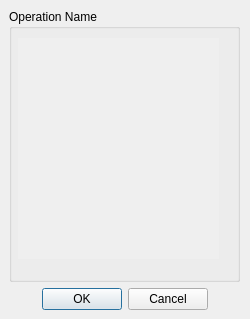
Old version of the form mafGUI/mafOperationWidget.ui in the repository tartarini/MAF3.
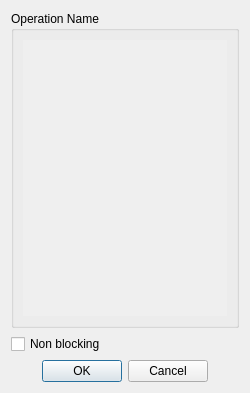
New version of the form.

Commit message: Added checkbox for background execution.

Diff of the .ui file:
```diff
--- a/mafGUI/mafOperationWidget.ui
+++ b/mafGUI/mafOperationWidget.ui
@@ -7,7 +7,7 @@
     <x>0</x>
     <y>0</y>
     <width>250</width>
-    <height>319</height>
+    <height>393</height>
    </rect>
   </property>
   <property name="sizePolicy">
@@ -31,15 +31,8 @@
   <property name="windowTitle">
    <string>Form</string>
   </property>
-  <widget class="QWidget" name="verticalLayoutWidget">
-   <property name="geometry">
-    <rect>
-     <x>9</x>
-     <y>9</y>
-     <width>231</width>
-     <height>301</height>
-    </rect>
-   </property>
+  <layout class="QVBoxLayout" name="verticalLayout_2">
+   <item>
    <layout class="QVBoxLayout" name="verticalLayout">
     <item>
      <widget class="QGroupBox" name="boxOperation">
@@ -58,15 +51,8 @@
       <property name="checkable">
        <bool>false</bool>
       </property>
-      <widget class="QWidget" name="verticalLayoutWidget_2">
-       <property name="geometry">
-        <rect>
-         <x>9</x>
-         <y>29</y>
-         <width>201</width>
-         <height>221</height>
-        </rect>
-       </property>
+       <layout class="QVBoxLayout" name="verticalLayout_3">
+        <item>
        <layout class="QVBoxLayout" name="verticalLayoutBox">
         <item>
          <widget class="QScrollArea" name="scrollArea">
@@ -84,8 +70,8 @@
             <rect>
              <x>0</x>
              <y>0</y>
-             <width>199</width>
-             <height>219</height>
+               <width>179</width>
+               <height>248</height>
             </rect>
            </property>
            <property name="sizePolicy">
@@ -97,22 +83,22 @@
            <property name="autoFillBackground">
             <bool>true</bool>
            </property>
-           <widget class="QWidget" name="verticalLayoutWidget_3">
-            <property name="geometry">
-             <rect>
-              <x>-1</x>
-              <y>-1</y>
-              <width>201</width>
-              <height>221</height>
-             </rect>
-            </property>
-            <layout class="QVBoxLayout" name="verticalLayoutOperation"/>
-           </widget>
-          </widget>
-         </widget>
-        </item>
-       </layout>
+            </widget>
+           </widget>
+          </item>
+         </layout>
+        </item>
+       </layout>
       </widget>
+     </item>
+     <item>
+      <widget class="QCheckBox" name="executeOnThread">
+       <property name="toolTip">
+        <string>If checked, the operation is executed in background</string>
+       </property>
+       <property name="text">
+        <string>Non blocking</string>
+       </property>
      </widget>
     </item>
     <item>
@@ -126,7 +112,8 @@
      </widget>
     </item>
    </layout>
-  </widget>
+   </item>
+  </layout>
  </widget>
  <resources/>
  <connections>
```
Lines whose indentation alone changed are shown as unchanged.
